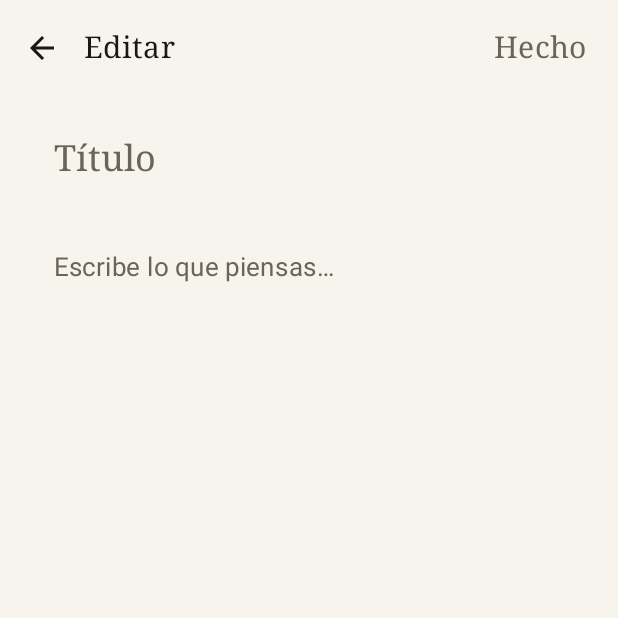
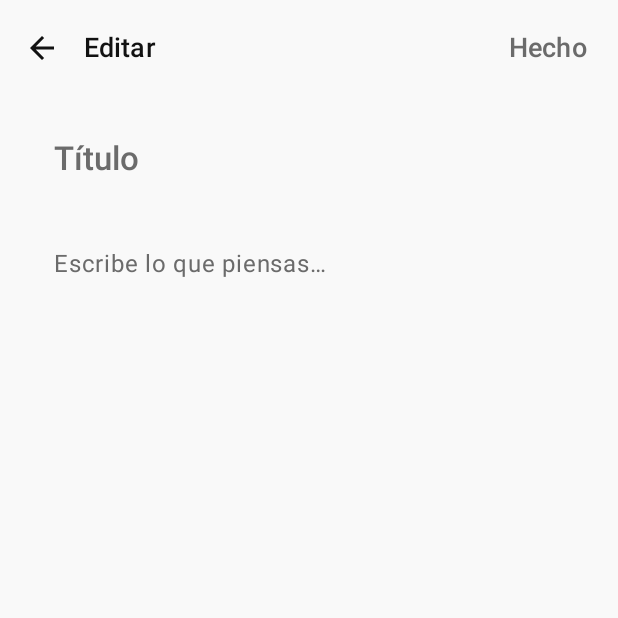
Before and after one commit to wandersepulveda2013/ordia-android, an Android app built with Jetpack Compose: the screen it shows after launch (MainActivity), after a tap on "Nueva nota", on a phone screen of 412 x 824 dp, the top half of it. Run offline under Robolectric (Android 15) with nearby library versions, the phone set to English and light mode, and no system bars; our stand-ins replace Room's generated code.

Commit message:
feat(ui): implement minimalist foundation and design system
- Added `OrdiaDesignSystem.kt` with foundational minimalist components (`OrdiaButton`, `OrdiaInput`, `OrdiaCard`, `OrdiaSheet`, `OrdiaDialog`, `OrdiaTask`, `OrdiaNote`, `OrdiaAction`, `OrdiaGuardian`, `OrdiaTimeline`, `OrdiaCommand`, `OrdiaKeyboardBar`).
- Updated `PaperColors.kt` with a restrained monochrome-first palette and semantic accents.
- Refined `Theme.kt` with the new design system typography (generous line heights, lighter weights, and consistent letter spacing).

Co-authored-by: wandersepulveda2013 <308435692+wandersepulveda2013@users.noreply.github.com>

```diff
--- a/app/src/main/java/com/ordia/app/ui/theme/PaperColors.kt
+++ b/app/src/main/java/com/ordia/app/ui/theme/PaperColors.kt
@@ -2,15 +2,44 @@ package com.ordia.app.ui.theme
 
 import androidx.compose.ui.graphics.Color
 
-/** The page. Warm off-white in light, deep ink in dark. */
-val Page = Color(0xFFF7F4EE)
-val SoftPaper = Color(0xFFEFE9DD)
-val Ink = Color(0xFF1A1714)
-val InkMuted = Color(0xFF6B645B)
-val Rule = Color(0xFFD9D2C4)
+/**
+ * A restrained, monochrome-first palette. The design avoids excessive colors,
+ * using careful grays and high contrast for focus.
+ * Semantic colors are added for specific meanings (alert, success, focus, etc.)
+ * but are used sparingly.
+ */
 
-val DarkInk = Color(0xFF15130F)
-val DarkInkRaised = Color(0xFF1F1C17)
-val PageOnDark = Color(0xFFE9E3D6)
-val PageMuted = Color(0xFF9A9388)
-val DarkRule = Color(0xFF2E2A23)
+// Base Light
+val Page = Color(0xFFF9F9F9)        // Main background
+val SoftPaper = Color(0xFFF1F1F1)   // Elevated or muted surfaces
+val Ink = Color(0xFF121212)         // Primary text
+val InkMuted = Color(0xFF6B6B6B)    // Secondary text
+val Rule = Color(0xFFE0E0E0)        // Borders, dividers
+
+// Base Dark
+val DarkInk = Color(0xFF101010)       // Main background
+val DarkInkRaised = Color(0xFF1A1A1A) // Elevated surfaces
+val PageOnDark = Color(0xFFEBEBEB)    // Primary text
+val PageMuted = Color(0xFF8A8A8A)     // Secondary text
+val DarkRule = Color(0xFF2E2E2E)      // Borders, dividers
+
+// Semantic Palette (Used sparingly for meaning)
+val SemanticAlert = Color(0xFFD32F2F)
+val SemanticSuccess = Color(0xFF388E3C)
+val SemanticFocus = Color(0xFF1976D2)
+val SemanticWarning = Color(0xFFF57C00)
+val SemanticCalendar = Color(0xFF8E24AA) // Events, dates
+val SemanticGuardian = Color(0xFF00897B) // Guardian actions/state
+val SemanticAutomation = Color(0xFF5E35B1) // Automation/rules
+
+// Colors for semantic roles in light theme
+val AlertLight = SemanticAlert
+val SuccessLight = SemanticSuccess
+val FocusLight = SemanticFocus
+val WarningLight = SemanticWarning
+
+// Colors for semantic roles in dark theme (slightly adjusted for contrast)
+val AlertDark = Color(0xFFEF5350)
+val SuccessDark = Color(0xFF66BB6A)
+val FocusDark = Color(0xFF42A5F5)
+val WarningDark = Color(0xFFFFA726)
--- a/app/src/main/java/com/ordia/app/ui/theme/Theme.kt
+++ b/app/src/main/java/com/ordia/app/ui/theme/Theme.kt
@@ -7,17 +7,20 @@ import androidx.compose.material3.darkColorScheme
 import androidx.compose.material3.lightColorScheme
 import androidx.compose.runtime.Composable
 import androidx.compose.ui.text.font.FontFamily
+import androidx.compose.ui.text.font.FontWeight
 import androidx.compose.ui.unit.sp
 
 /**
- * A restrained, paper-and-ink palette. No accent colors: the only chroma is the
- * page itself, so the writing stays the focus.
+ * A restrained, monochrome palette. The design avoids excessive colors,
+ * relying on careful grays and high contrast for focus.
  */
 private val LightPaper = lightColorScheme(
     primary = Ink,
     onPrimary = Page,
-    secondary = Ink,
+    secondary = SemanticFocus,
     onSecondary = Page,
+    tertiary = SemanticGuardian,
+    onTertiary = Page,
     background = Page,
     onBackground = Ink,
     surface = Page,
@@ -25,13 +28,17 @@ private val LightPaper = lightColorScheme(
     surfaceVariant = SoftPaper,
     onSurfaceVariant = InkMuted,
     outline = Rule,
+    error = SemanticAlert,
+    onError = Page,
 )
 
 private val DarkPaper = darkColorScheme(
     primary = PageOnDark,
     onPrimary = DarkInk,
-    secondary = PageOnDark,
+    secondary = FocusDark,
     onSecondary = DarkInk,
+    tertiary = SemanticGuardian,
+    onTertiary = DarkInk,
     background = DarkInk,
     onBackground = PageOnDark,
     surface = DarkInk,
@@ -39,6 +46,8 @@ private val DarkPaper = darkColorScheme(
     surfaceVariant = DarkInkRaised,
     onSurfaceVariant = PageMuted,
     outline = DarkRule,
+    error = AlertDark,
+    onError = DarkInk,
 )
 
 @Composable
@@ -46,14 +55,25 @@ fun NotepadTheme(
     darkTheme: Boolean = isSystemInDarkTheme(),
     content: @Composable () -> Unit,
 ) {
+    // Generous line heights, letter spacing, and lighter font weights
+    // Avoid heavy SemiBold/Bold usage.
     val base = Typography()
     val type = Typography(
-        bodyLarge = base.bodyLarge.copy(fontSize = 17.sp, lineHeight = 28.sp),
-        bodyMedium = base.bodyMedium.copy(fontSize = 16.sp, lineHeight = 26.sp),
-        titleLarge = base.titleLarge.copy(fontFamily = FontFamily.Serif, fontSize = 24.sp),
-        titleMedium = base.titleMedium.copy(fontFamily = FontFamily.Serif, fontSize = 20.sp),
-        titleSmall = base.titleSmall.copy(fontFamily = FontFamily.Serif),
-        labelSmall = base.labelSmall.copy(fontSize = 11.sp),
+        displayLarge = base.displayLarge.copy(fontWeight = FontWeight.Light, letterSpacing = (-0.25).sp),
+        displayMedium = base.displayMedium.copy(fontWeight = FontWeight.Light),
+        displaySmall = base.displaySmall.copy(fontWeight = FontWeight.Normal),
+        headlineLarge = base.headlineLarge.copy(fontWeight = FontWeight.Normal, lineHeight = 40.sp),
+        headlineMedium = base.headlineMedium.copy(fontWeight = FontWeight.Normal, lineHeight = 36.sp),
+        headlineSmall = base.headlineSmall.copy(fontWeight = FontWeight.Medium, lineHeight = 32.sp),
+        titleLarge = base.titleLarge.copy(fontWeight = FontWeight.Medium, fontSize = 22.sp, lineHeight = 28.sp),
+        titleMedium = base.titleMedium.copy(fontWeight = FontWeight.Medium, fontSize = 18.sp, lineHeight = 24.sp, letterSpacing = 0.1.sp),
+        titleSmall = base.titleSmall.copy(fontWeight = FontWeight.Medium, fontSize = 14.sp, lineHeight = 20.sp, letterSpacing = 0.1.sp),
+        bodyLarge = base.bodyLarge.copy(fontWeight = FontWeight.Normal, fontSize = 16.sp, lineHeight = 24.sp, letterSpacing = 0.5.sp),
+        bodyMedium = base.bodyMedium.copy(fontWeight = FontWeight.Normal, fontSize = 14.sp, lineHeight = 20.sp, letterSpacing = 0.25.sp),
+        bodySmall = base.bodySmall.copy(fontWeight = FontWeight.Normal, fontSize = 12.sp, lineHeight = 16.sp, letterSpacing = 0.4.sp),
+        labelLarge = base.labelLarge.copy(fontWeight = FontWeight.Medium, fontSize = 14.sp, lineHeight = 20.sp, letterSpacing = 0.1.sp),
+        labelMedium = base.labelMedium.copy(fontWeight = FontWeight.Medium, fontSize = 12.sp, lineHeight = 16.sp, letterSpacing = 0.5.sp),
+        labelSmall = base.labelSmall.copy(fontWeight = FontWeight.Medium, fontSize = 11.sp, lineHeight = 16.sp, letterSpacing = 0.5.sp),
     )
     MaterialTheme(
         colorScheme = if (darkTheme) DarkPaper else LightPaper,
```
Also changed, not shown: app/src/main/java/com/ordia/app/ui/components/OrdiaDesignSystem.kt (added, +420 -0 lines).
